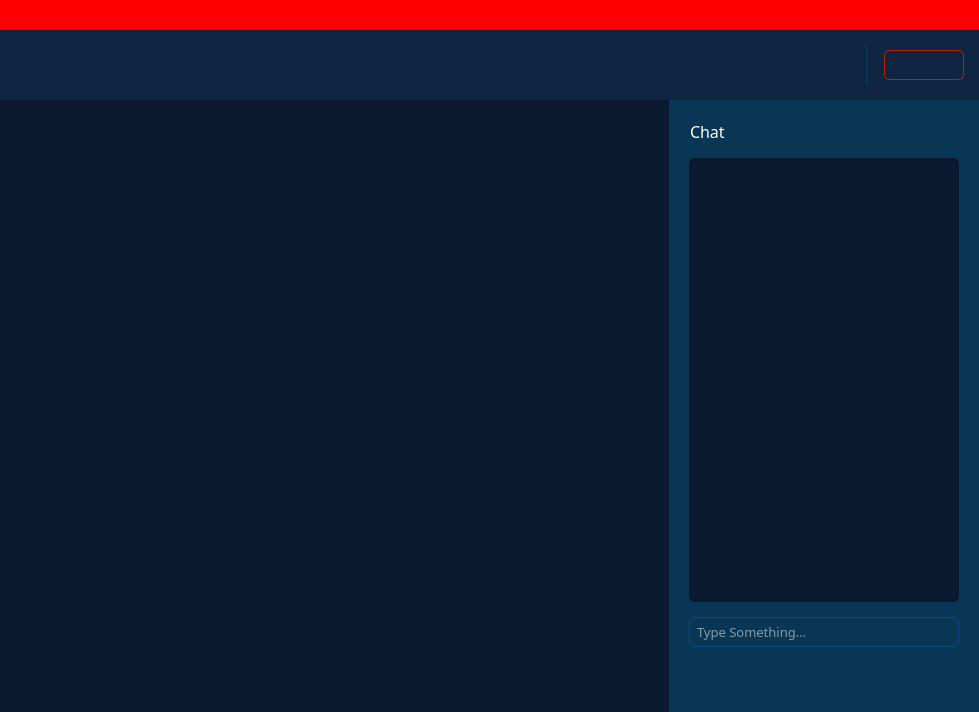
Above: Students/Misc/Templates/meeting.ui from ZVDCM/Horace before the change. Below: the same form after it.
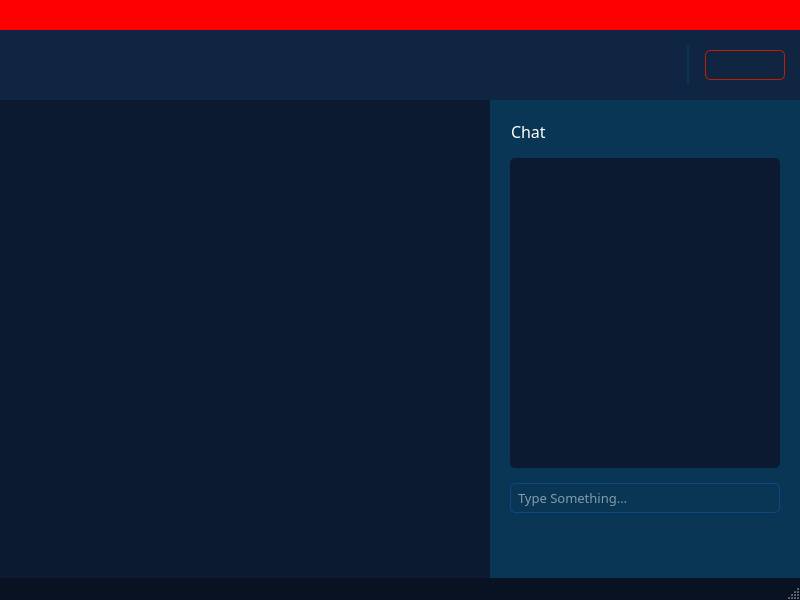
That is the form after the change. The open tabs and pages were chosen to show the change. Icons and pictures are not drawn.

Commit message: Student Meeting

```diff
--- a/Students/Misc/Templates/meeting.ui
+++ b/Students/Misc/Templates/meeting.ui
@@ -1,75 +1,23 @@
 <?xml version="1.0" encoding="UTF-8"?>
 <ui version="4.0">
- <class>Form</class>
- <widget class="QWidget" name="Form">
+ <class>MainWindow</class>
+ <widget class="QMainWindow" name="MainWindow">
   <property name="geometry">
    <rect>
     <x>0</x>
     <y>0</y>
-    <width>979</width>
-    <height>712</height>
+    <width>800</width>
+    <height>600</height>
    </rect>
   </property>
+  <property name="windowTitle">
+   <string>MainWindow</string>
+  </property>
+  <widget class="QWidget" name="centralwidget">
   <property name="styleSheet">
-   <string notr="true">QWidget {
-	background: #0B1A30;
-	color: white; 
-	font-family: Barlow
-}
-
-QPushButton {
-  padding: 5px;
-  border: 1px solid #0e4884;
-  background-color: #0e4884;
-}
-
-QPushButton:focus,
-QPushButton:hover {
-  border: 1px solid #256eff;
-  outline: none;
-}
-
-QPushButton:pressed {
-  background-color: #072f49;
-}
-
-QScrollBar:vertical{
-    width: 18px;
-    margin: 0px 3px 0px 7px;
-    border-radius: 5px;
-}
-
-QScrollBar::handle:vertical{
-    background-color: #97b9f4;    
-    min-height: 5px;
- 	border-radius: 4px;
-}
-
-QScrollBar::sub-line:vertical{
-     height: 0;
-     width: 0;
-}
-
-QScrollBar::add-line:vertical{
-   	 height: 0;
-     width: 0;
-}
-
-QScrollBar::add-page:vertical{
-    background: #0b1a30;
-	border-bottom-left-radius: 4px;
-    border-bottom-right-radius: 4px;
-    margin-top: -3px;
- }
-
-QScrollBar::sub-page:vertical{
-  	background: #0b1a30;
-	border-top-left-radius: 4px;
-	border-top-right-radius: 4px;
-	margin-bottom: -3px;
-}</string>
-  </property>
-  <layout class="QVBoxLayout" name="verticalLayout_15">
+    <string notr="true">background: #0B1A30;</string>
+   </property>
+   <layout class="QVBoxLayout" name="verticalLayout">
    <property name="spacing">
     <number>0</number>
    </property>
@@ -122,10 +70,29 @@
     </widget>
    </item>
    <item>
+     <widget class="QWidget" name="widget" native="true">
+      <property name="styleSheet">
+       <string notr="true">QWidget{
+	color: white; 
+	font-family: Barlow
+}</string>
+      </property>
     <layout class="QVBoxLayout" name="verticalLayout_2">
      <property name="spacing">
       <number>0</number>
      </property>
+       <property name="leftMargin">
+        <number>0</number>
+       </property>
+       <property name="topMargin">
+        <number>0</number>
+       </property>
+       <property name="rightMargin">
+        <number>0</number>
+       </property>
+       <property name="bottomMargin">
+        <number>0</number>
+       </property>
      <item>
       <widget class="QWidget" name="widget_2" native="true">
        <property name="minimumSize">
@@ -357,6 +324,9 @@
           </property>
           <item>
            <widget class="QLabel" name="screen">
+              <property name="styleSheet">
+               <string notr="true"/>
+              </property>
             <property name="text">
              <string/>
             </property>
@@ -754,7 +724,7 @@
                 <x>0</x>
                 <y>0</y>
                 <width>270</width>
-                <height>437</height>
+                  <height>307</height>
                </rect>
               </property>
               <property name="styleSheet">
@@ -890,8 +860,22 @@
       </layout>
      </item>
     </layout>
-   </item>
-  </layout>
+     </widget>
+    </item>
+   </layout>
+  </widget>
+  <widget class="QStatusBar" name="statusbar">
+   <property name="styleSheet">
+    <string notr="true">QStatusBar {
+	background: #081222;
+}
+
+QStatusBar QLabel {
+	color: white;
+    padding-left: 3px;
+}</string>
+   </property>
+  </widget>
  </widget>
  <resources>
   <include location="C:/Users/moral/Desktop/Resources/Resources.qrc"/>
```
Lines whose indentation alone changed are shown as unchanged. The commit also changes 32 other files.
